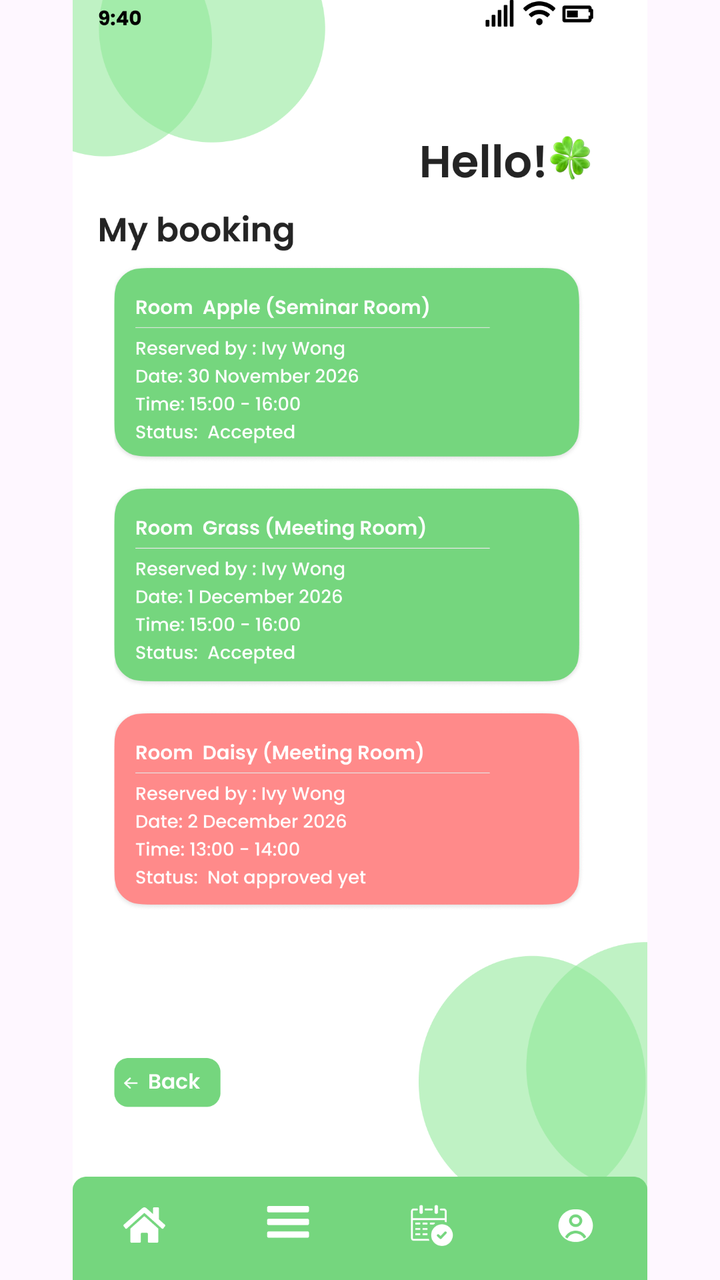
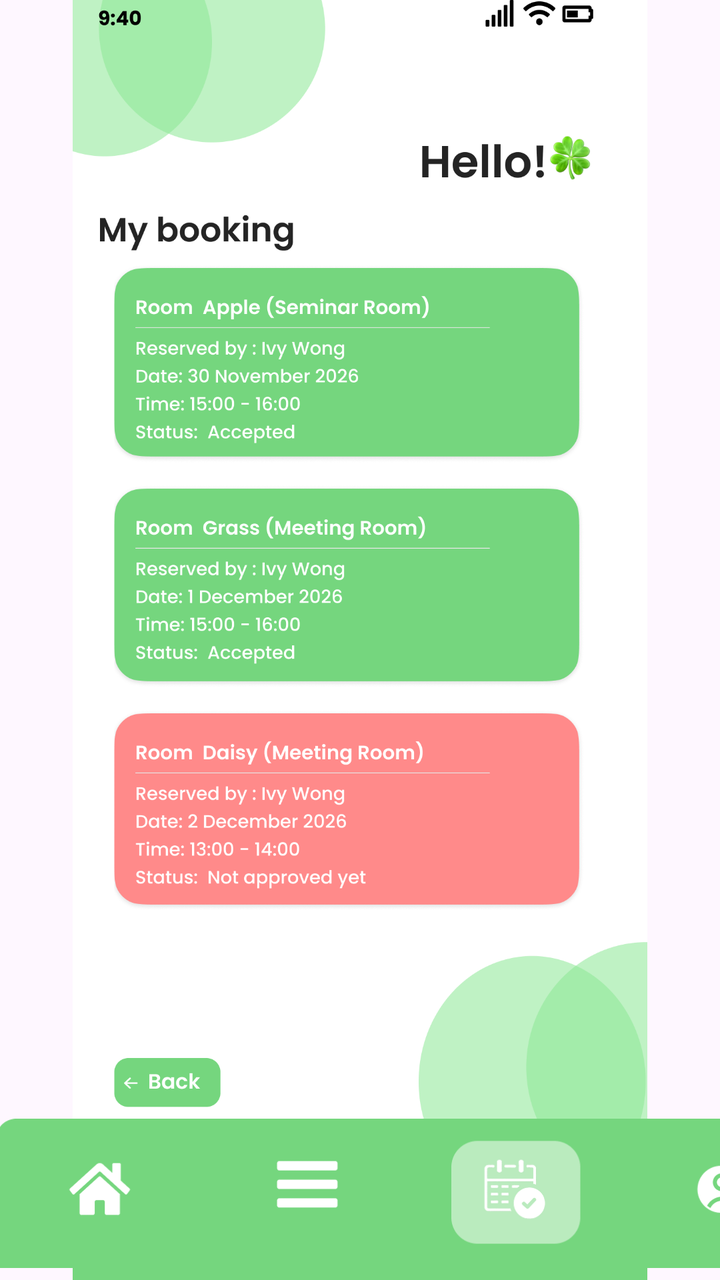

Two renders of the same Android screen: before a commit and after it. Below are the layout's source before the change and the commit's diff.
<!-- AndroidManifest.xml: application theme Theme.COMP2000HKSoftwareEngineeringAssessment -->
<!-- res/layout/activity_emplyeesmybooking.xml -->
<?xml version="1.0" encoding="utf-8"?>
<androidx.constraintlayout.widget.ConstraintLayout xmlns:android="http://schemas.android.com/apk/res/android"
    xmlns:app="http://schemas.android.com/apk/res-auto"
    xmlns:tools="http://schemas.android.com/tools"
    android:id="@+id/main"
    android:layout_width="match_parent"
    android:layout_height="match_parent"
    tools:context=".emplyeesmybooking">

    <ImageView
        android:id="@+id/iv_login_page"
        android:layout_width="match_parent"
        android:layout_height="match_parent"
        android:scaleType="fitCenter"
        android:src="@drawable/emplyeesmybooking"
        app:layout_constraintBottom_toBottomOf="parent"
        app:layout_constraintEnd_toEndOf="parent"
        app:layout_constraintStart_toStartOf="parent"
        app:layout_constraintTop_toTopOf="parent" />

    <ImageButton
        android:id="@+id/btn_employee_menu_home_button"
        android:layout_width="0dp"
        android:layout_height="0dp"
        android:background="@android:color/transparent"
        app:layout_constraintBottom_toBottomOf="parent"
        app:layout_constraintDimensionRatio="2:1"
        app:layout_constraintEnd_toEndOf="parent"
        app:layout_constraintHorizontal_bias="0.071"
        app:layout_constraintStart_toStartOf="parent"
        app:layout_constraintTop_toTopOf="parent"
        app:layout_constraintVertical_bias="0.97"
        app:layout_constraintWidth_percent="0.15 " />
    <ImageButton
        android:id="@+id/btn_employee_menu_menu_button"
        android:layout_width="0dp"
        android:layout_height="0dp"
        android:background="@android:color/transparent"
        app:layout_constraintBottom_toBottomOf="parent"
        app:layout_constraintDimensionRatio="2:1"
        app:layout_constraintEnd_toEndOf="parent"
        app:layout_constraintHorizontal_bias="0.369"
        app:layout_constraintStart_toStartOf="parent"
        app:layout_constraintTop_toTopOf="parent"
        app:layout_constraintVertical_bias="0.969"
        app:layout_constraintWidth_percent="0.15" />

    <ImageButton
        android:id="@+id/btn_employee_mybooking_button"
        android:layout_width="0dp"
        android:layout_height="0dp"
        android:background="@android:color/transparent"
        app:layout_constraintBottom_toBottomOf="parent"
        app:layout_constraintDimensionRatio="2:1"
        app:layout_constraintEnd_toEndOf="parent"
        app:layout_constraintHorizontal_bias="0.644"
        app:layout_constraintStart_toStartOf="parent"
        app:layout_constraintTop_toTopOf="parent"
        app:layout_constraintVertical_bias="0.969"
        app:layout_constraintWidth_percent="0.15" />

    <ImageButton
        android:id="@+id/btn_employee_my_employee_profile_button"
        android:layout_width="0dp"
        android:layout_height="0dp"
        android:background="@android:color/transparent"
        app:layout_constraintBottom_toBottomOf="parent"
        app:layout_constraintDimensionRatio="2:1"
        app:layout_constraintEnd_toEndOf="parent"
        app:layout_constraintHorizontal_bias="0.957"
        app:layout_constraintStart_toStartOf="parent"
        app:layout_constraintTop_toTopOf="parent"
        app:layout_constraintVertical_bias="0.969"
        app:layout_constraintWidth_percent="0.15" />

    <ImageButton
        android:id="@+id/btn_select_datetime_select_back"
        android:layout_width="0dp"
        android:layout_height="0dp"
        android:background="@android:color/transparent"
        app:layout_constraintBottom_toBottomOf="parent"
        app:layout_constraintDimensionRatio="2.5:1"
        app:layout_constraintEnd_toEndOf="parent"
        app:layout_constraintHorizontal_bias="0.094"
        app:layout_constraintStart_toStartOf="parent"
        app:layout_constraintTop_toTopOf="parent"
        app:layout_constraintVertical_bias="0.856"
        app:layout_constraintWidth_percent="0.179 " />

</androidx.constraintlayout.widget.ConstraintLayout>
<!-- resources referenced by this layout -->
<resources>
  <!-- drawable emplyeesmybooking: png bitmap (drawable, 194069 bytes) -->
  <style name="Theme.COMP2000HKSoftwareEngineeringAssessment" parent="Base.Theme.COMP2000HKSoftwareEngineeringAssessment" />
  <style name="Base.Theme.COMP2000HKSoftwareEngineeringAssessment" parent="Theme.Material3.DayNight.NoActionBar">
          
          
      </style>
</resources>

<!-- the commit's change to res/layout/activity_emplyeesmybooking.xml (unified diff, before → after) -->
@@ -17,6 +17,21 @@
         app:layout_constraintEnd_toEndOf="parent"
         app:layout_constraintStart_toStartOf="parent"
         app:layout_constraintTop_toTopOf="parent" />
+
+    <ImageButton
+        android:id="@+id/btn_back"
+        android:layout_width="409dp"
+        android:layout_height="112dp"
+        android:background="@android:color/transparent"
+        android:contentDescription="Back"
+        android:scaleType="fitCenter"
+        android:src="@drawable/menubarmenumybooking"
+        app:layout_constraintBottom_toBottomOf="parent"
+        app:layout_constraintEnd_toEndOf="parent"
+        app:layout_constraintHorizontal_bias="0.05"
+        app:layout_constraintStart_toStartOf="parent"
+        app:layout_constraintTop_toTopOf="parent"
+        app:layout_constraintVertical_bias="1.024" />
 
     <ImageButton
         android:id="@+id/btn_employee_menu_home_button"
<!-- resource entries referenced after the edit -->
@@ -1,6 +1,7 @@
 <!-- resources referenced by this layout -->
 <resources>
   <!-- drawable emplyeesmybooking: png bitmap (drawable, 194069 bytes) -->
+  <!-- drawable menubarmenumybooking: png bitmap (drawable, 13869 bytes) -->
   <style name="Theme.COMP2000HKSoftwareEngineeringAssessment" parent="Base.Theme.COMP2000HKSoftwareEngineeringAssessment" />
   <style name="Base.Theme.COMP2000HKSoftwareEngineeringAssessment" parent="Theme.Material3.DayNight.NoActionBar">
           
